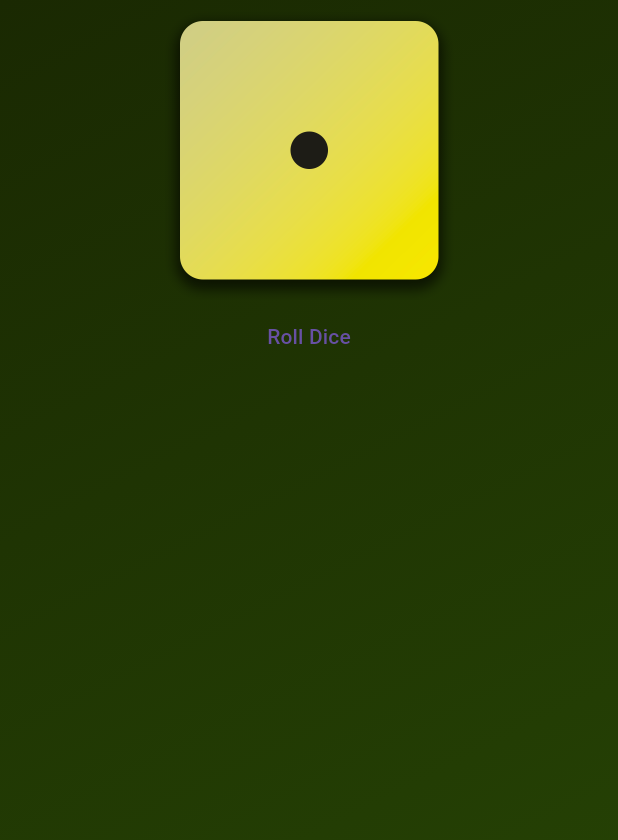
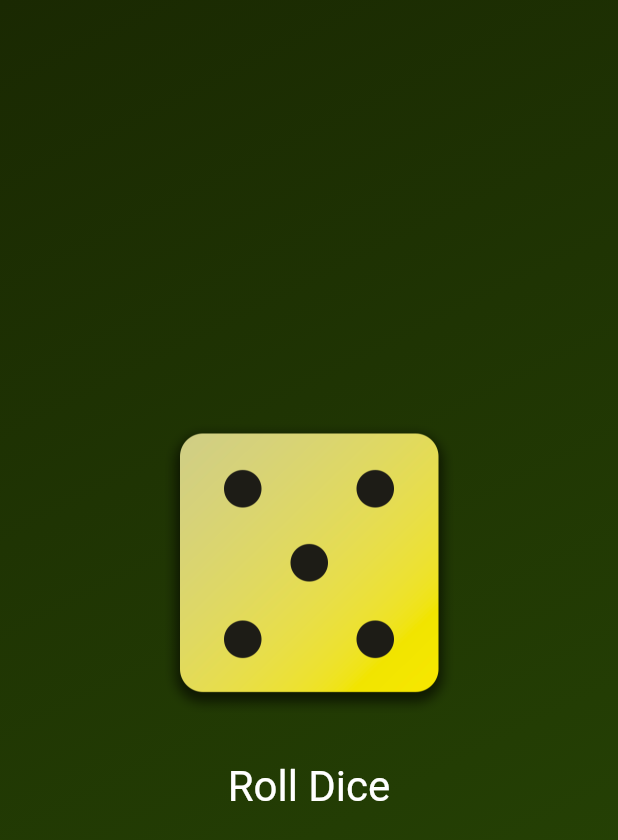
Before and after one commit to githimansh/Flutter_Development, a Flutter app: the screen it shows after launch, after a tap on "Roll Dice", on a phone screen of 412 x 824 dp. Shown: the top 840 px of the screen. Run offline on Flutter 3.47's test engine with Material 3 defaults, Android fonts, the phone set to English and light mode, and no system bars.

Commit message:
first commit

```diff
--- /dev/null
+++ b/lib/dice_roller.dart
@@ -0,0 +1,49 @@
+import 'dart:math';
+
+import 'package:flutter/material.dart';
+
+class DiceRoller extends StatefulWidget {
+ const DiceRoller({super.key});
+
+  @override
+  State<DiceRoller> createState() {
+    return  _DiceRollerState();
+  }
+}
+
+class _DiceRollerState extends State<DiceRoller> {
+  var currentDiceRoll = 2;
+
+  void rollDice() {
+    setState(() {
+      currentDiceRoll = Random().nextInt(6) + 1;
+    });
+
+  }
+  @override
+  Widget build(context) {
+    return Column(
+              mainAxisSize: MainAxisSize.min ,
+              children: [
+              Image.asset(
+              'assets/images/dice-$currentDiceRoll.png',
+             width: 200,
+             ),
+             const SizedBox(height: 25),
+             TextButton(
+              onPressed: rollDice,
+              style: TextButton.styleFrom(
+                // padding: const EdgeInsets.only(
+                //   top: 20,
+                // ),
+                foregroundColor: Colors.white,
+                textStyle: const TextStyle(
+                  fontSize: 28,
+                ),
+              ),
+              child: const Text('Roll Dice'),
+              )
+             ],
+             );
+  }
+}
--- a/lib/gradient_conatainer.dart
+++ b/lib/gradient_conatainer.dart
@@ -1,4 +1,5 @@
 // import 'package:first_app/styled_text.dart';
+import 'package:first_app/dice_roller.dart';
 import 'package:flutter/material.dart';
 
 var startAlignment = Alignment.topLeft;
@@ -10,9 +11,7 @@ class GradientContainer extends StatelessWidget {
   final Color color1;
   final Color color2;
 
-  void rollDice() {
 
-  }
 
   @override
   Widget build(context){
@@ -24,20 +23,8 @@ class GradientContainer extends StatelessWidget {
               end: endAlignment,
                ),
           ),
-          child: Center(
-            child: Column(
-              // mainAxisSize:  ,
-              children: [
-              Image.asset(
-              'assets/images/dice-1.png',
-             width: 200,
-             ),
-             TextButton(
-              onPressed: rollDice,
-              child: const Text('Roll Dice'),
-              )
-             ],
-             ),
+          child: const Center(
+            child:  DiceRoller(),
           ),
         );
   }
--- a/lib/main.dart
+++ b/lib/main.dart
@@ -3,12 +3,12 @@ import 'package:flutter/material.dart';
 import 'package:first_app/gradient_conatainer.dart';
 void main() {
   runApp(
-    const MaterialApp(
+   const  MaterialApp(
 
       home: Scaffold(
         body: GradientContainer(
-           Color.fromARGB(255, 26, 41, 2),
-                Color.fromARGB(255, 40, 72, 5),
+            Color.fromARGB(255, 26, 41, 2),
+                  Color.fromARGB(255, 40, 72, 5),
                 // Color.fromARGB(35, 255, 111, 52),
         ),
 
```
Also changed, not shown: lib/ex.dart (deleted).
